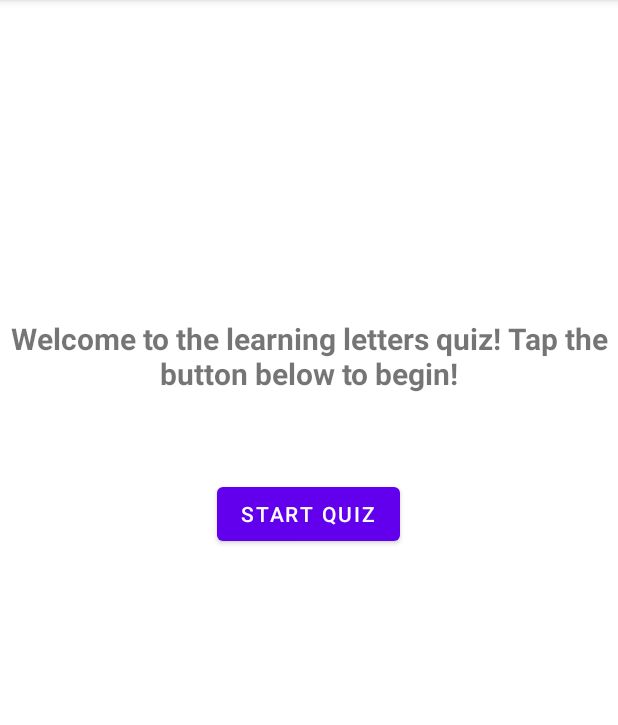
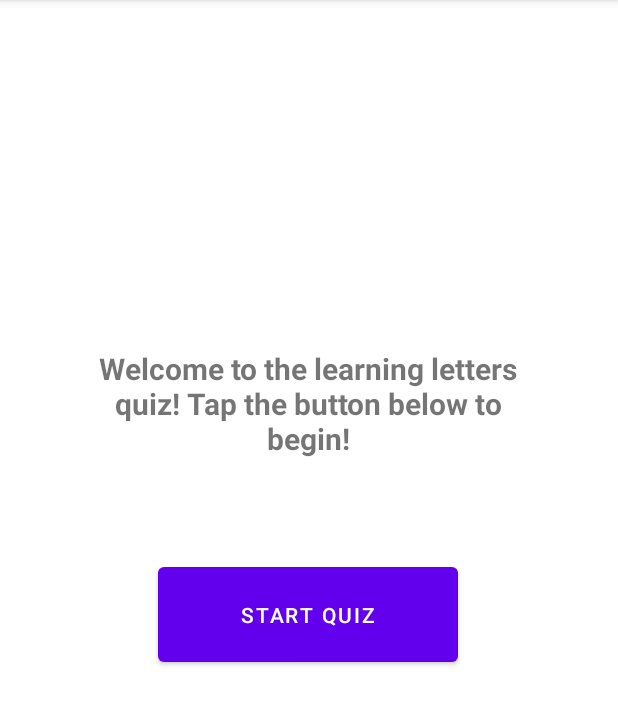
Before and after one commit to evangrau/CS315FinalProjectEKG, an Android app: the LearnLettersStart screen opened directly, with no data from a screen before it, on a phone screen of 412 x 824 dp, the part 84-809 px from its top. Run offline under Robolectric (Android 15) with nearby library versions, the phone set to English and light mode, and no system bars.

Commit message:
app icon + prettying up layouts

```diff
--- a/app/src/main/AndroidManifest.xml
+++ b/app/src/main/AndroidManifest.xml
@@ -6,9 +6,9 @@
         android:allowBackup="true"
         android:dataExtractionRules="@xml/data_extraction_rules"
         android:fullBackupContent="@xml/backup_rules"
-        android:icon="@mipmap/ic_launcher"
+        android:icon="@drawable/abcicon"
         android:label="@string/app_name"
-        android:roundIcon="@mipmap/ic_launcher_round"
+        android:roundIcon="@drawable/abcicon"
         android:supportsRtl="true"
         android:theme="@style/Theme.CS315FinalProjectEKG"
         tools:targetApi="31">
--- a/app/src/main/res/layout/activity_learn_letters_start.xml
+++ b/app/src/main/res/layout/activity_learn_letters_start.xml
@@ -7,27 +7,27 @@
     tools:context=".LearnLettersStart">
 
     <TextView
-        android:id="@+id/textView3"
-        android:layout_width="wrap_content"
-        android:layout_height="wrap_content"
-        android:layout_marginTop="212dp"
+        android:id="@+id/letters_welcome"
+        android:layout_width="302dp"
+        android:layout_height="84dp"
+        android:layout_marginTop="232dp"
         android:text="@string/ll_welcome"
         android:textAlignment="center"
         android:textSize="20sp"
         android:textStyle="bold"
         app:layout_constraintEnd_toEndOf="parent"
-        app:layout_constraintHorizontal_bias="0.0"
+        app:layout_constraintHorizontal_bias="0.495"
         app:layout_constraintStart_toStartOf="parent"
         app:layout_constraintTop_toTopOf="parent" />
 
     <Button
         android:id="@+id/start_letters"
-        android:layout_width="wrap_content"
-        android:layout_height="wrap_content"
+        android:layout_width="200dp"
+        android:layout_height="75dp"
         android:layout_marginTop="56dp"
         android:text="@string/start_quiz_label"
         app:layout_constraintEnd_toEndOf="parent"
-        app:layout_constraintHorizontal_bias="0.498"
+        app:layout_constraintHorizontal_bias="0.497"
         app:layout_constraintStart_toStartOf="parent"
-        app:layout_constraintTop_toBottomOf="@+id/textView3" />
+        app:layout_constraintTop_toBottomOf="@+id/letters_welcome" />
 </androidx.constraintlayout.widget.ConstraintLayout>
--- a/app/src/main/res/values/strings.xml
+++ b/app/src/main/res/values/strings.xml
@@ -1,7 +1,7 @@
 <resources>
     <string name="app_name">Learn Colors and Letters!</string>
     <string name="title">Welcome to the learning colors/letters and coloring book app! Click any one of the buttons to get started!</string>
-    <string name="learn_colors">Learn Colors</string>
+    <string name="learn_colors">Learn\nColors</string>
     <string name="learn_letters">Learn Letters</string>
     <string name="coloring_book">Coloring Book</string>
     <string name="ll_welcome">Welcome to the learning letters quiz! Tap the button below to begin!</string>
```
Also changed, not shown: app/src/main/res/layout/activity_learn_colors_start.xml (+8 -8 lines), app/src/main/res/drawable-v24/abcicon.jpg (added).
